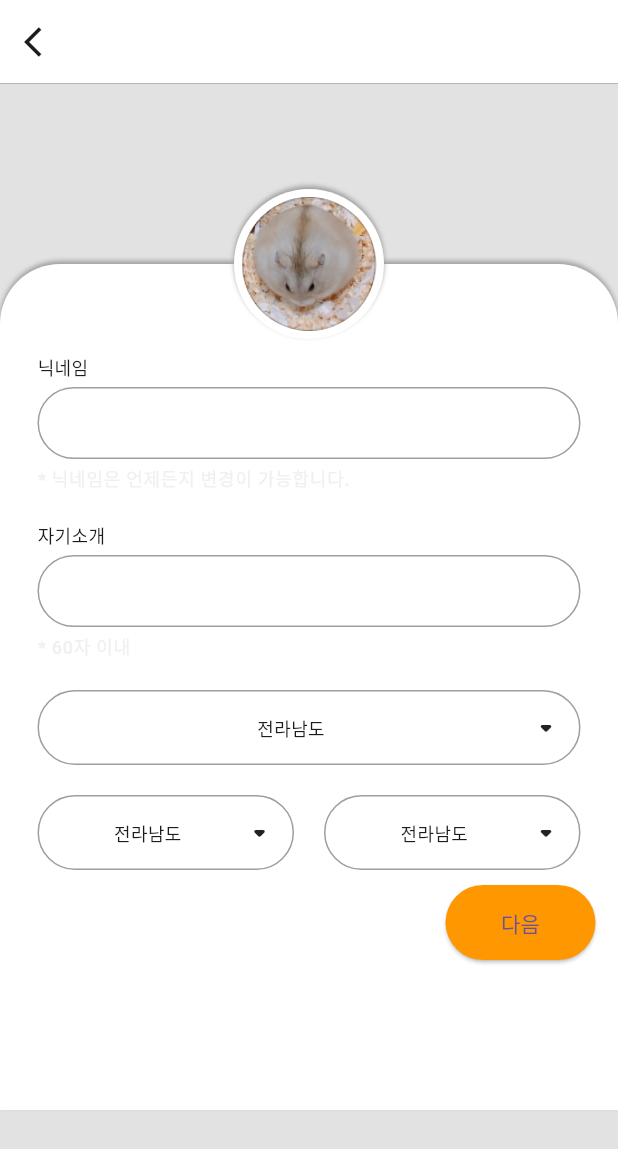
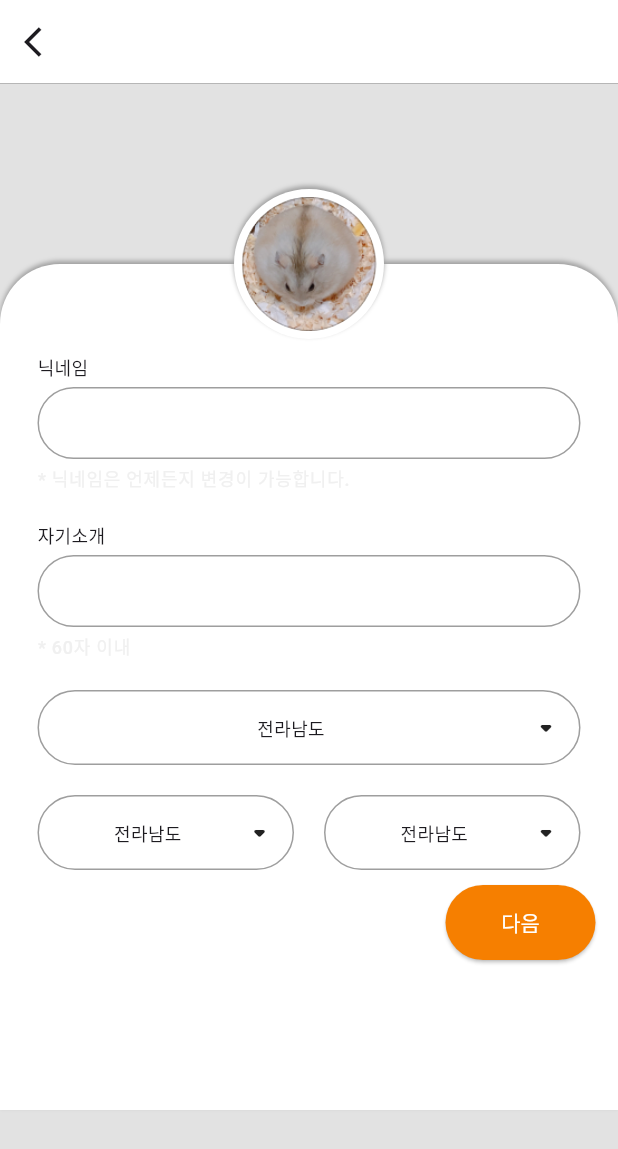
Before and after one commit to woomae/copet, a Flutter app: the ProfileModify screen opened directly, on a phone screen of 412 x 824 dp. Shown: the top 1149 px of the screen. Run offline on Flutter 3.47's test engine with Material 3 defaults, Android fonts, the light colour scheme and no system bars; our stand-ins replace auth_buttons, dio, flutter_dotenv, flutter_riverpod, image_picker; missing offline and left inert: dart:ffi, flutter_inappwebview, webview_cookie_manager.

Commit message:
commonButton style 변경

```diff
--- a/app/lib/common/component/buttons/next_button.dart
+++ b/app/lib/common/component/buttons/next_button.dart
@@ -1,7 +1,8 @@
 import 'package:flutter/material.dart';
 
+import '../../../style/colors.dart';
+
 class Nextbutton extends StatelessWidget {
-
   final Function onPressed;
   const Nextbutton({
     super.key,
@@ -15,7 +16,9 @@ class Nextbutton extends StatelessWidget {
         onPressed();
       },
       style: ElevatedButton.styleFrom(
-        primary: Colors.orange,
+        foregroundColor: WHITE,
+        backgroundColor: PRIMARY_COLOR,
+        textStyle: TextStyle(color: WHITE),
         shape: RoundedRectangleBorder(
           borderRadius: BorderRadius.circular(30),
         ),
```
Also changed, not shown: app/lib/common/component/buttons/pre_button.dart (+11 -3 lines).
